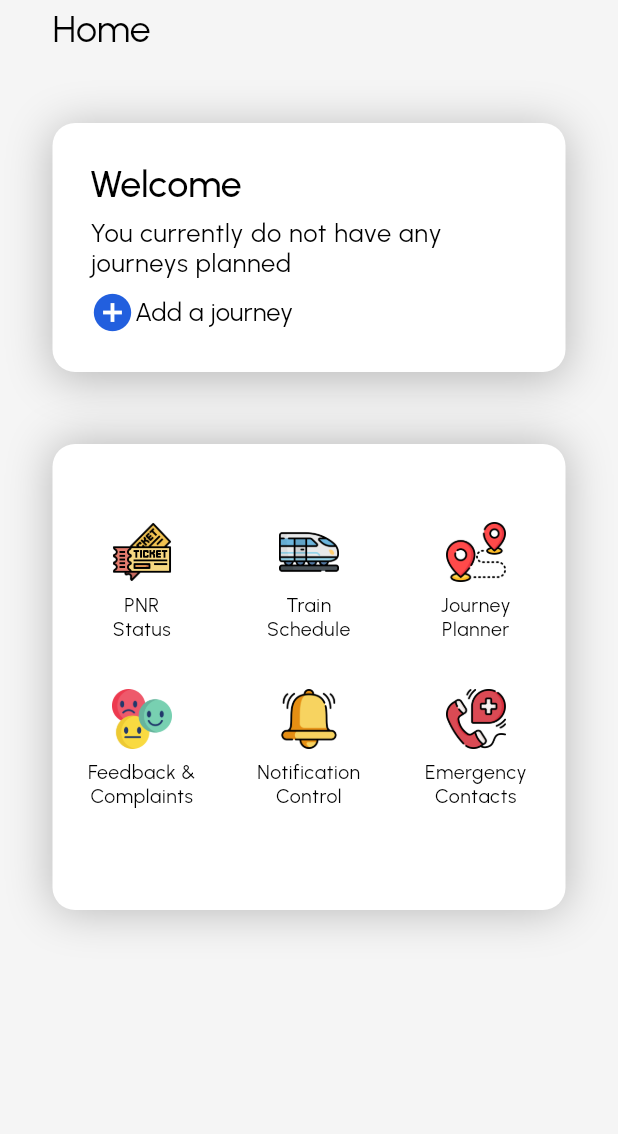
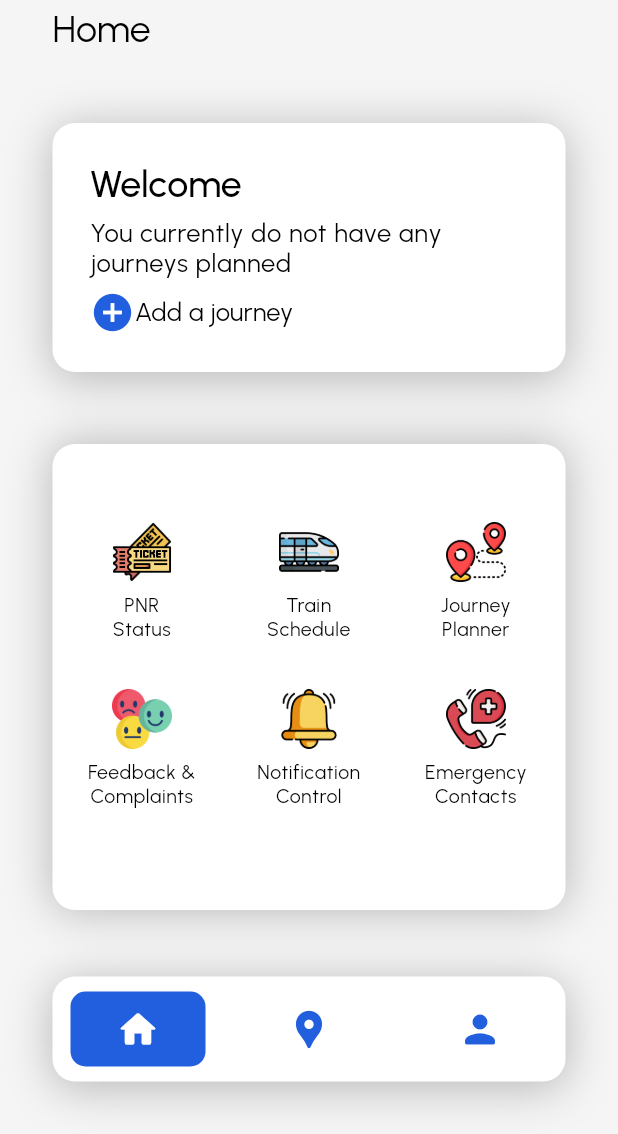
Before and after one commit to rohitpadaki/myrailguide, a Flutter app: the screen it shows after launch, on a phone screen of 412 x 824 dp, the part 102-1236 px from its top. Run offline on Flutter 3.47's test engine with Material 2 defaults, Android fonts, the light colour scheme and no system bars; our stand-ins replace cloud_firestore, firebase_core, shimmer, timeline_tile; accounts and stored records are empty.

Commit message:
added navbar, changed sch text to fit

```diff
--- a/lib/homepage.dart
+++ b/lib/homepage.dart
@@ -37,7 +37,7 @@ class _HomePageState extends State<HomePage> {
         toolbarHeight: 72,
       ),
       body: SingleChildScrollView(
-        physics: const NeverScrollableScrollPhysics(),
+        // physics: const NeverScrollableScrollPhysics(),
         child: SafeArea(
             child: Padding(
           padding: const EdgeInsets.symmetric(horizontal: 35),
@@ -92,6 +92,8 @@ class _HomePageState extends State<HomePage> {
                         ),
                         const Padding(
                           padding: EdgeInsets.symmetric(vertical: 8),
+                          child: Align(
+                            alignment: Alignment.centerLeft,
                             child: Text(
                               'You currently do not have any journeys planned',
                               style: TextStyle(
@@ -101,6 +103,7 @@ class _HomePageState extends State<HomePage> {
                                 fontWeight: FontWeight.w400,
                                 height: 0,
                                 letterSpacing: 0.50,
+                              ),
                             ),
                           ),
                         ),
@@ -156,10 +159,13 @@ class _HomePageState extends State<HomePage> {
                     shadowColor: Colors.transparent,
                     child: Padding(
                       padding: const EdgeInsets.symmetric(vertical: 40.0),
-                      child: GridView.count(
+                      child: GridView(
+                        gridDelegate:
+                            const SliverGridDelegateWithFixedCrossAxisCount(
+                                crossAxisCount: 3),
                         physics: const NeverScrollableScrollPhysics(),
                         shrinkWrap: true,
-                        crossAxisCount: 3,
+                        // crossAxisCount: 3,
                         children: [
                           Column(
                             children: [
--- a/lib/main.dart
+++ b/lib/main.dart
@@ -1,5 +1,5 @@
 import 'package:flutter/material.dart';
-import 'package:myrailguide/homepage.dart';
+import 'package:myrailguide/nav.dart';
 import 'firebase_options.dart';
 import 'package:firebase_core/firebase_core.dart';
 
@@ -24,7 +24,7 @@ class _HomeState extends State<Home> {
     return MaterialApp(
       theme: ThemeData(primaryColor: Colors.white),
       debugShowCheckedModeBanner: false,
-      home: const HomePage(),
+      home: const Navbar(),
     );
   }
 }
--- /dev/null
+++ b/lib/mynav.dart
@@ -0,0 +1,75 @@
+import 'package:flutter/material.dart';
+
+class MyNav extends StatelessWidget {
+  final Function(int) onTap;
+  final int pageIndex;
+  const MyNav({super.key, required this.onTap, required this.pageIndex});
+
+  @override
+  Widget build(BuildContext context) {
+    return BottomAppBar(
+      color: Colors.transparent,
+      elevation: 0,
+      child: Container(
+        height: 70,
+        decoration: BoxDecoration(
+          borderRadius: BorderRadius.circular(15),
+          // color: Color(0xFF225FDE),
+          color: Colors.white,
+          boxShadow: const [
+            BoxShadow(
+              color: Color(0x3F000000),
+              blurRadius: 25,
+              offset: Offset(0, 4),
+              spreadRadius: 1,
+            )
+          ],
+        ),
+        // height: 60,
+        child: Row(
+          mainAxisAlignment: MainAxisAlignment.spaceAround,
+          children: [
+            NavButton(
+              Icons.home_rounded,
+              pageIndex == 0,
+              onTap: () => onTap(0),
+            ),
+            NavButton(
+              Icons.location_pin,
+              pageIndex == 1,
+              onTap: () => onTap(1),
+            ),
+            NavButton(
+              Icons.person_rounded,
+              pageIndex == 2,
+              onTap: () => onTap(2),
+            ),
+          ],
+        ),
+      ),
+    );
+  }
+
+  // ignore: non_constant_identifier_names
+  Widget NavButton(IconData icon, bool selected, {Function()? onTap}) {
+    return AnimatedContainer(
+      height: 50,
+      duration: const Duration(milliseconds: 250),
+      decoration: BoxDecoration(
+        borderRadius: BorderRadius.circular(10),
+        color: selected ? const Color(0xFF225FDE) : null,
+      ),
+      child: IconButton(
+        padding: const EdgeInsets.symmetric(horizontal: 30),
+        // color: Colors.red,
+        onPressed: onTap,
+        splashColor: Colors.white,
+        iconSize: 30,
+        icon: Icon(
+          icon,
+          color: selected ? Colors.white : const Color(0xFF225FDE),
+        ),
+      ),
+    );
+  }
+}
--- /dev/null
+++ b/lib/nav.dart
@@ -0,0 +1,55 @@
+import 'package:flutter/material.dart';
+import 'package:myrailguide/homepage.dart';
+import 'package:myrailguide/mynav.dart';
+import 'package:myrailguide/pnrstatus.dart';
+import 'package:myrailguide/trainschedule.dart';
+
+class Navbar extends StatefulWidget {
+  const Navbar({super.key});
+
+  @override
+  State<Navbar> createState() => _NavbarState();
+}
+
+class _NavbarState extends State<Navbar> {
+  // final List<Widget> screens = [
+  //   const HomePage(),
+  //   const HomePage(),
+  //   const HomePage(),
+  // ];
+  final pageController = PageController();
+  int currentPageIndex = 0;
+  @override
+  Widget build(BuildContext context) {
+    // print(currentPageIndex);
+    return Scaffold(
+      // backgroundColor: Colors.cyan,
+      extendBody: true,
+      body: PageView(
+          controller: pageController,
+          onPageChanged: (int i) {
+            setState(() {
+              currentPageIndex = i;
+            });
+          },
+          children: const [
+            HomePage(),
+            TrainSchedule(),
+            PNRStatus(),
+          ]),
+      bottomNavigationBar: Padding(
+        padding: const EdgeInsets.symmetric(horizontal: 35.0, vertical: 35),
+        child: MyNav(
+            pageIndex: currentPageIndex,
+            onTap: (int i) {
+              setState(() {
+                currentPageIndex = i;
+                pageController.animateToPage(currentPageIndex,
+                    duration: const Duration(milliseconds: 300),
+                    curve: Curves.linear);
+              });
+            }),
+      ),
+    );
+  }
+}
--- a/lib/timeline.dart
+++ b/lib/timeline.dart
@@ -40,7 +40,9 @@ class EndCard extends StatelessWidget {
       child: Row(
         mainAxisAlignment: MainAxisAlignment.spaceBetween,
         children: [
-          Text(
+          Container(
+            constraints: const BoxConstraints(maxWidth: 200),
+            child: Text(
               str,
               style: const TextStyle(
                 color: Colors.black,
@@ -49,6 +51,7 @@ class EndCard extends StatelessWidget {
                 fontWeight: FontWeight.w500,
                 height: 0,
                 letterSpacing: 0.50,
+              ),
             ),
           ),
           Text(
--- a/lib/trainresult.dart
+++ b/lib/trainresult.dart
@@ -27,7 +27,7 @@ class _TrainResultState extends State<TrainResult> {
 
       String trainName = document['trainname'];
       List<bool> week = List<bool>.from(document['week']);
-      int trainNo = document['trainno'];
+      String trainNo = document['trainno'];
       var sch = document['schedule'];
 
       DocumentReference<Map<String, dynamic>> fromRef = document['from'];
```
Lines whose indentation alone changed are shown as unchanged.
